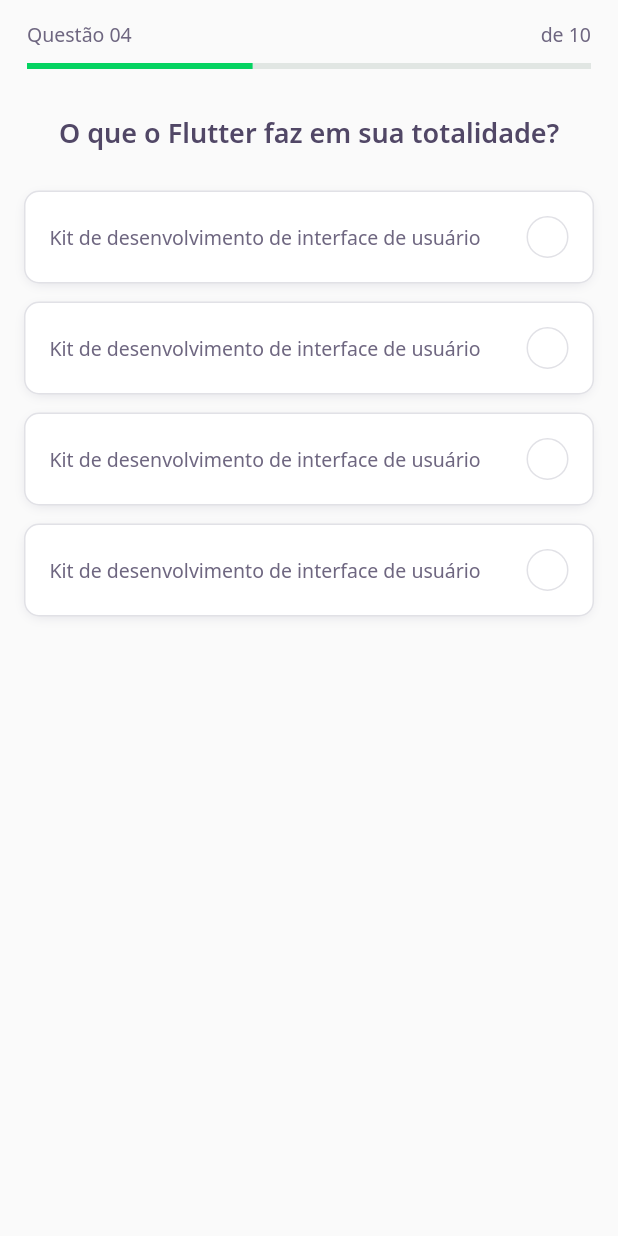
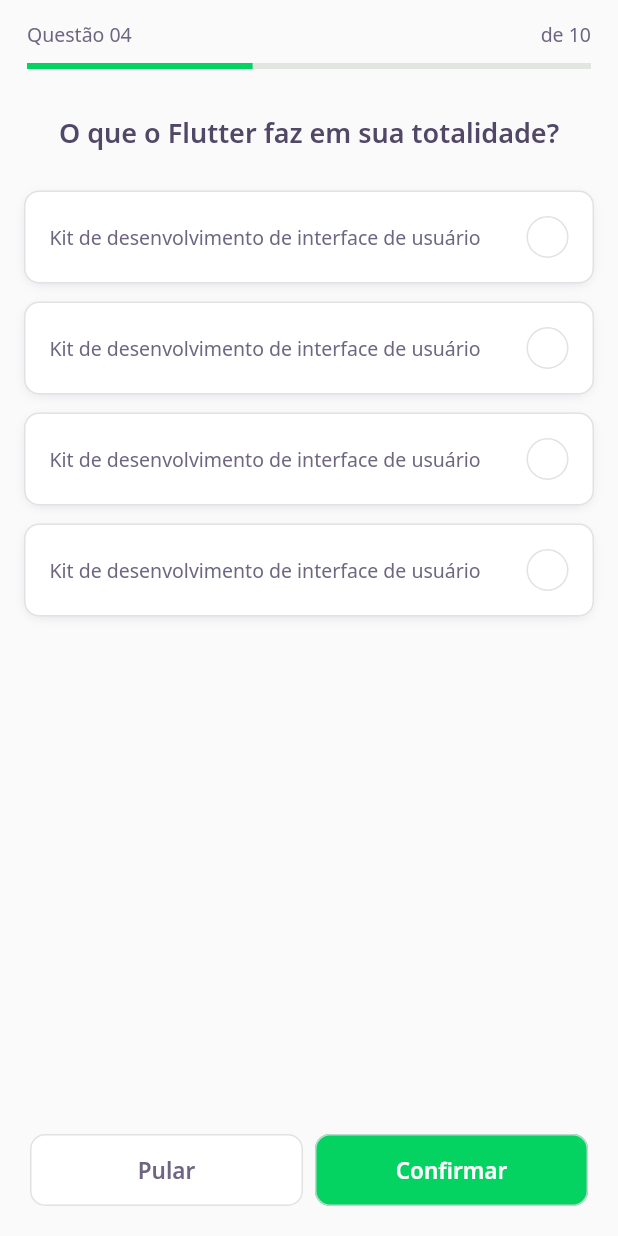
Before and after one commit to LucasHang/devquiz, a Flutter app: the ChallengePage screen opened directly, on a phone screen of 412 x 824 dp. Run offline on Flutter 3.47's test engine with Material 2 defaults, Android fonts, the phone set to English and light mode, and no system bars; our stand-ins replace google_fonts; accounts and stored records are empty; network calls fail.

Commit message:
feat: created nextButtonWidget

```diff
--- a/lib/challenge/challenge_page.dart
+++ b/lib/challenge/challenge_page.dart
@@ -1,3 +1,4 @@
+import 'package:devquiz/challenge/widgets/next_button/next_button_widget.dart';
 import 'package:devquiz/challenge/widgets/question_indicator/question_indicator_widget.dart';
 import 'package:devquiz/challenge/widgets/quiz/quiz_widget.dart';
 import 'package:flutter/material.dart';
@@ -21,6 +22,30 @@ class _ChallengePageState extends State<ChallengePage> {
         ),
       ),
       body: QuizWidget(title: "O que o Flutter faz em sua totalidade?"),
+      bottomNavigationBar: SafeArea(
+        bottom: true,
+        child: Padding(
+          padding: const EdgeInsets.all(20),
+          child: Row(
+            mainAxisAlignment: MainAxisAlignment.spaceAround,
+            children: [
+              Expanded(
+                child: NextButtonWidget.white(
+                  label: "Pular",
+                  onTap: () {},
+                ),
+              ),
+              SizedBox(width: 8,),
+              Expanded(
+                child: NextButtonWidget.darkGreen(
+                  label: "Confirmar",
+                  onTap: () {},
+                ),
+              ),
+            ],
+          ),
+        ),
+      ),
     );
   }
 }
--- /dev/null
+++ b/lib/challenge/widgets/next_button/next_button_widget.dart
@@ -0,0 +1,68 @@
+import 'package:devquiz/core/app_colors.dart';
+import 'package:flutter/material.dart';
+import 'package:google_fonts/google_fonts.dart';
+
+class NextButtonWidget extends StatelessWidget {
+  final String label;
+  final Color backgroundColor;
+  final Color fontColor;
+  final Color borderColor;
+  final Color overlayColor;
+  final VoidCallback onTap;
+
+  NextButtonWidget({
+    Key? key,
+    required this.label,
+    required this.backgroundColor,
+    required this.fontColor,
+    required this.borderColor,
+    required this.overlayColor,
+    required this.onTap,
+  }) : super(key: key);
+
+  NextButtonWidget.darkGreen({required String label, required VoidCallback onTap})
+    : this.label = label,
+      this.backgroundColor = AppColors.darkGreen,
+      this.fontColor = AppColors.white,
+      this.borderColor = AppColors.green,
+      this.overlayColor = AppColors.darkerGreen,
+      this.onTap = onTap;
+
+  NextButtonWidget.white({required String label, required VoidCallback onTap})
+    : this.label = label,
+      this.backgroundColor = AppColors.white,
+      this.fontColor = AppColors.grey,
+      this.borderColor = AppColors.border,
+      this.overlayColor = AppColors.lighterGrey,
+      this.onTap = onTap;
+
+  @override
+  Widget build(BuildContext context) {
+    return Container(
+      height: 48,
+      child: TextButton(
+        style: ButtonStyle(
+          overlayColor: MaterialStateProperty.all(overlayColor),
+          backgroundColor: MaterialStateProperty.all(backgroundColor),
+          shape: MaterialStateProperty.all(
+            RoundedRectangleBorder(
+              borderRadius: BorderRadius.circular(10),
+              side: BorderSide(
+                color: borderColor,
+              )
+            )
+          ),
+        ),
+        onPressed: () {},
+        child: Text(
+          label,
+          style: GoogleFonts.notoSans(
+            fontWeight: FontWeight.w600,
+            fontSize: 15,
+            color: fontColor,
+          ),
+        ),
+      ),
+    );
+  }
+}
--- a/lib/core/app_colors.dart
+++ b/lib/core/app_colors.dart
@@ -4,16 +4,21 @@ class AppColors {
   static final Color purple = Color(0xFF8257E5);
   static final Color white = Color(0xFFFFFFFF);
   static final Color black = Color(0xFF514766);
-  static final Color grey = Color(0xFF6E6680);
-  static final Color lightGrey = Color(0xFFA6A1B2);
+
   static final Color border = Color(0xFFE1E1E6);
   static final Color chartSecondary = Color(0xFFE1E6E3);
   static final Color chartPrimary = darkGreen;
+
+  //Greys
+  static final Color grey = Color(0xFF6E6680);
+  static final Color lightGrey = Color(0xFFA6A1B2);
+  static final Color lighterGrey = Color(0xFFDBD8E3);
 
   //Greens
   static final Color lightGreen = Color(0xFFE1F5EC);
   static final Color green = Color(0xFFB8DBCB);
   static final Color darkGreen = Color(0xFF04D361);
+  static final Color darkerGreen = Color(0xFF00B852);
 
   //Reds
   static final Color lightRed = Color(0xFFF5E9EC);
--- a/lib/core/app_widget.dart
+++ b/lib/core/app_widget.dart
@@ -1,6 +1,3 @@
-// import 'package:devquiz/home/home_page.dart';
-// import 'package:devquiz/splash/splash_page.dart';
-import 'package:devquiz/challenge/challenge_page.dart';
 import 'package:devquiz/home/home_page.dart';
 import 'package:flutter/material.dart';
 
@@ -10,7 +7,6 @@ class AppWidget extends StatelessWidget {
     return MaterialApp(
       title: "DevQuiz",
       home: HomePage(),
-      // home: ChallengePage(),
     );
   }
 }
```
